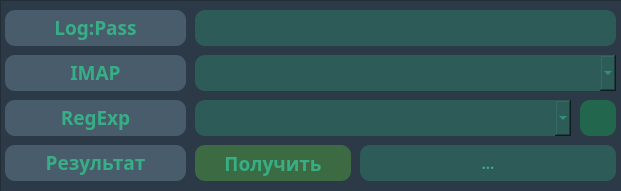
Above: res/gui.ui from Underneach/Get-Mail-Code before the change. Below: the same form after it.
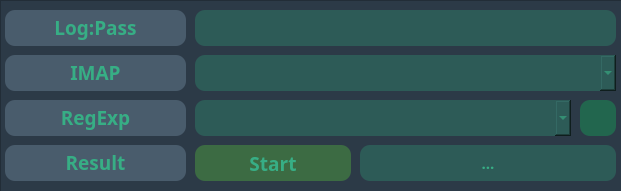
That is the form after the change.

Diff of the .ui file:
```diff
--- a/res/gui.ui
+++ b/res/gui.ui
@@ -151,7 +151,7 @@
                         </string>
      </property>
      <property name="text">
-      <string>&lt;html&gt;&lt;head/&gt;&lt;body&gt;&lt;p&gt;&lt;span style=&quot; font-size:14pt;&quot;&gt;Результат&lt;/span&gt;&lt;/p&gt;&lt;/body&gt;&lt;/html&gt;</string>
+      <string>&lt;html&gt;&lt;head/&gt;&lt;body&gt;&lt;p&gt;&lt;span style=&quot; font-size:14pt;&quot;&gt;Result&lt;/span&gt;&lt;/p&gt;&lt;/body&gt;&lt;/html&gt;</string>
      </property>
      <property name="alignment">
       <set>Qt::AlignCenter</set>
@@ -195,7 +195,7 @@
                         </string>
      </property>
      <property name="text">
-      <string>Получить</string>
+      <string>Start</string>
      </property>
     </widget>
     <widget class="QLabel" name="label_6">
```
